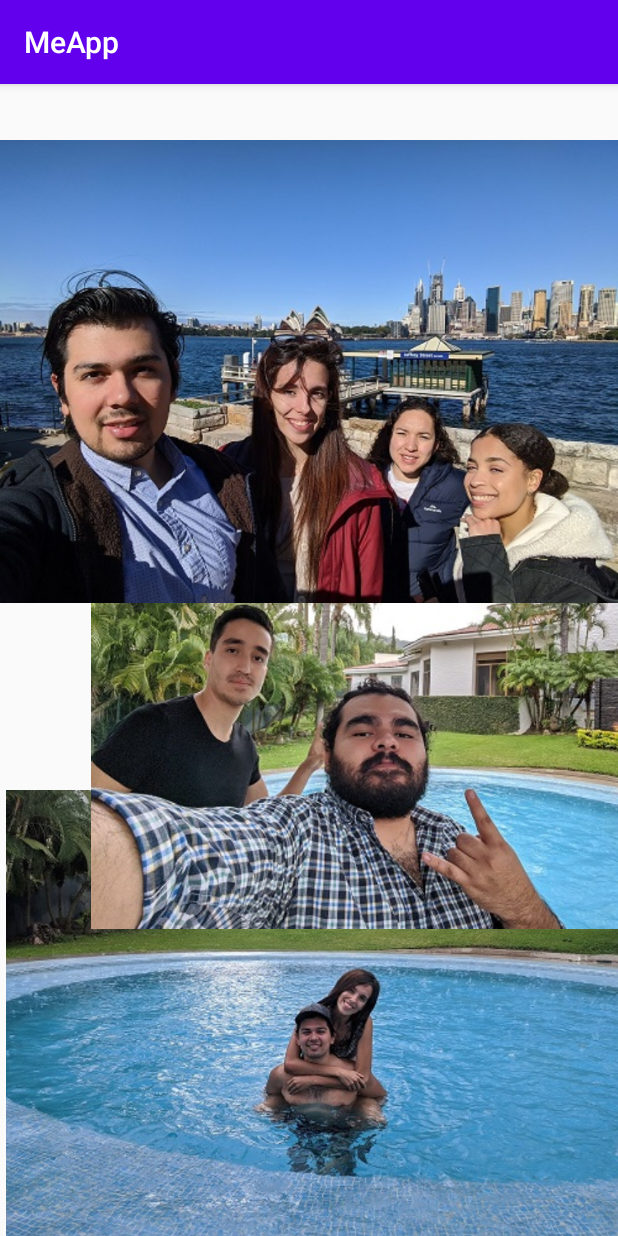
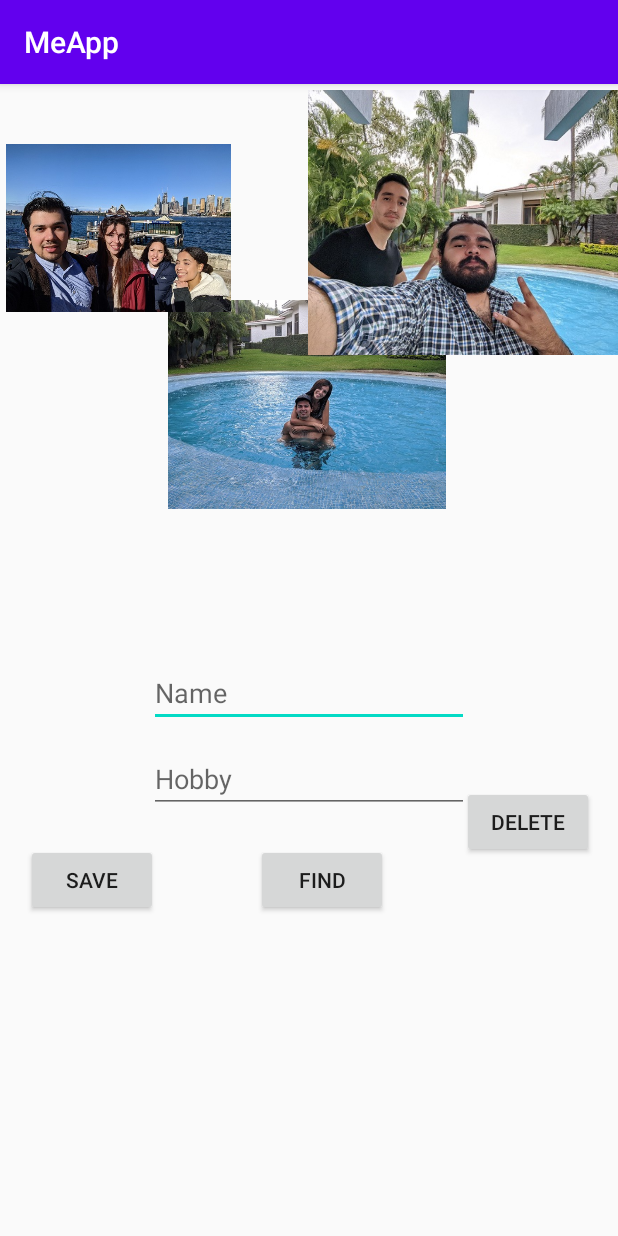
Before and after one commit to S0mbiy/Mobiles, an Android app: the MenuActivity screen opened directly, with no data from a screen before it, after a tap on "Friends", on a phone screen of 412 x 824 dp. Run offline under Robolectric (Android 15) with nearby library versions, the phone set to English and light mode, and no system bars; 2 statements that could not run were skipped.

Commit message:
H2
Signed-off-by: S0mbiy <alvaradoomar55@hotmail.com>

```diff
--- /dev/null
+++ b/MeApp/app/src/main/java/mx/tec/meapp/DBHelper.java
@@ -0,0 +1,100 @@
+package mx.tec.meapp;
+
+import android.content.ContentValues;
+import android.content.Context;
+import android.database.Cursor;
+import android.database.sqlite.SQLiteDatabase;
+import android.database.sqlite.SQLiteOpenHelper;
+
+// sqlite - LIKE MariaDB, MySQL, Oracle, Postgre
+// dbms - database management system
+// - relational database
+// stored locally in files
+
+// the language you use is SQL - same old queries
+
+public class DBHelper extends SQLiteOpenHelper {
+
+    // constants we will use
+    private static final String DB_FILE = "MyDatabase.db";
+    private static final String TABLE = "Hobbies";
+    private static final String FIELD_ID = "id";
+    private static final String FIELD_NAME = "name";
+    private static final String FIELD_HOBBY = "hobby";
+
+    public DBHelper(Context context) {
+
+        // context is a class that is able to request functionality from OS
+        super(context, DB_FILE, null, 1);
+    }
+
+    @Override
+    public void onCreate(SQLiteDatabase sqLiteDatabase) {
+        String query = "CREATE TABLE " + TABLE + "(" +
+                FIELD_ID + " INTEGER PRIMARY KEY, " +
+                FIELD_NAME + " TEXT, " +
+                FIELD_HOBBY + " TEXT)";
+        sqLiteDatabase.execSQL(query);
+//        String query2 = "INSERT INTO " + TABLE + "("+ FIELD_NAME + ", " + FIELD_HOBBY + ") VALUES (\"Sergio\", \"Videojuegos\")";
+//        sqLiteDatabase.execSQL(query2);
+
+    }
+
+    @Override
+    public void onUpgrade(SQLiteDatabase sqLiteDatabase, int oldVersion, int newVersion) {
+
+        // version changed!
+        // prepared statements
+        String query = "DROP TABLE IF EXISTS ?";
+        String[] params = {TABLE};
+        sqLiteDatabase.execSQL(query, params);
+        onCreate(sqLiteDatabase);
+    }
+
+
+    public void save(String name, String hobby){
+        SQLiteDatabase db = getWritableDatabase();
+        ContentValues valores = new ContentValues();
+
+        valores.put(FIELD_NAME, name);
+        valores.put(FIELD_HOBBY, hobby);
+        this.delete(name);
+        db.insert(TABLE, null, valores);
+    }
+
+    public int delete(String name){
+
+        SQLiteDatabase db = getWritableDatabase();
+        String clause = FIELD_NAME + " = ?";
+        String[] args = {name};
+
+        return db.delete(TABLE, clause, args);
+
+    }
+
+    public String find(String name){
+
+        SQLiteDatabase db = getReadableDatabase();
+        String clause = FIELD_NAME + " = ?";
+        String[] args = {name};
+
+        Cursor c = db.query(TABLE, null, clause, args, null, null, null);
+        String result = "";
+
+        if(c.moveToFirst()){
+
+            result = c.getString(2);
+        }
+
+        /*
+        //Recorrer todos los resultados
+        while(c.moveToNext()){
+
+        }
+
+         */
+
+        return result;
+
+    }
+}
--- a/MeApp/app/src/main/java/mx/tec/meapp/MenuActivity.java
+++ b/MeApp/app/src/main/java/mx/tec/meapp/MenuActivity.java
@@ -13,6 +13,8 @@ import android.widget.Toast;
 public class MenuActivity extends AppCompatActivity {
     TextView hi;
     TextView hobbyTextView;
+    DBHelper db;
+    String name;
 
     private static final int MyHobbies_CODE = 1;
     @Override
@@ -20,18 +22,21 @@ public class MenuActivity extends AppCompatActivity {
         super.onCreate(savedInstanceState);
         setContentView(R.layout.activity_menu);
         Intent intentote = getIntent();
-        String name = intentote.getStringExtra("name");
+        name = intentote.getStringExtra("name");
         hi = findViewById(R.id.saludo);
         hobbyTextView = findViewById(R.id.textViewHobby);
-        hi.setText("Hi " + name);
+        String Hi = "Hi " + name;
+        hi.setText(Hi);
+        db = new DBHelper(this);
+        String hobby = db.find(name);
+        hobbyTextView.setText(hobby);
 
     }
     public void hobby(View v){
 
 
         Intent intentito = new Intent(this, MyHobbies.class);
-
-
+        intentito.putExtra("name", name);
         startActivityForResult(intentito, MyHobbies_CODE);
 
     }
@@ -60,7 +65,7 @@ public class MenuActivity extends AppCompatActivity {
 
         if(requestCode == MyHobbies_CODE && resultCode == Activity.RESULT_OK){
 
-            String hobby = data.getStringExtra("hobby");
+            String hobby = db.find(name);
             hobbyTextView.setText(hobby);
         }
     }
--- a/MeApp/app/src/main/java/mx/tec/meapp/MyFriends.java
+++ b/MeApp/app/src/main/java/mx/tec/meapp/MyFriends.java
@@ -3,12 +3,41 @@ package mx.tec.meapp;
 import androidx.appcompat.app.AppCompatActivity;
 
 import android.os.Bundle;
+import android.view.View;
+import android.widget.Button;
+import android.widget.EditText;
+import android.widget.Toast;
 
 public class MyFriends extends AppCompatActivity {
-
+    Button save, find, delete;
+    EditText name, hobby;
+    DBHelper db;
     @Override
     protected void onCreate(Bundle savedInstanceState) {
         super.onCreate(savedInstanceState);
         setContentView(R.layout.activity_my_friends);
+        save = findViewById(R.id.saveButton);
+        find = findViewById(R.id.findButton);
+        delete = findViewById(R.id.deleteButton);
+        name = findViewById(R.id.PersonName);
+        hobby = findViewById(R.id.PersonHobby);
+        db = new DBHelper(this);
+    }
+    public void saveDB(View v){
+
+        db.save(name.getText().toString(), hobby.getText().toString());
+        Toast.makeText(this, "SAVED!", Toast.LENGTH_SHORT).show();
+    }
+
+    public void deleteDB(View v){
+
+        int rows = db.delete(name.getText().toString());
+        Toast.makeText(this, rows + " ROWS AFFECTED.", Toast.LENGTH_SHORT).show();
+    }
+
+    public void findDB(View v){
+
+        String h = db.find(name.getText().toString());
+        hobby.setText(h);
     }
 }
--- a/MeApp/app/src/main/java/mx/tec/meapp/MyHobbies.java
+++ b/MeApp/app/src/main/java/mx/tec/meapp/MyHobbies.java
@@ -10,14 +10,18 @@ import android.widget.EditText;
 
 public class MyHobbies extends AppCompatActivity {
     EditText input;
+    DBHelper db;
     @Override
     protected void onCreate(Bundle savedInstanceState) {
         super.onCreate(savedInstanceState);
         setContentView(R.layout.activity_my_hobbies);
         input = findViewById(R.id.hobbyInput);
+        db = new DBHelper(this);
     }
     public void returnToMenu(View v){
-
+        Intent intentote = getIntent();
+        String name = intentote.getStringExtra("name");
+        db.save(name, input.getText().toString());
         Intent intent = new Intent();
         intent.putExtra("hobby", input.getText().toString());
 
--- a/MeApp/app/src/main/res/layout/activity_my_friends.xml
+++ b/MeApp/app/src/main/res/layout/activity_my_friends.xml
@@ -8,10 +8,10 @@
 
     <ImageView
         android:id="@+id/imageView6"
-        android:layout_width="421dp"
-        android:layout_height="505dp"
-        android:layout_marginStart="4dp"
-        android:layout_marginTop="376dp"
+        android:layout_width="185dp"
+        android:layout_height="275dp"
+        android:layout_marginStart="112dp"
+        android:layout_marginTop="76dp"
         android:contentDescription="friends"
         app:layout_constraintStart_toStartOf="parent"
         app:layout_constraintTop_toTopOf="parent"
@@ -19,23 +19,93 @@
 
     <ImageView
         android:id="@+id/imageView5"
-        android:layout_width="534dp"
-        android:layout_height="315dp"
-        android:layout_marginStart="4dp"
-        android:layout_marginTop="248dp"
+        android:layout_width="318dp"
+        android:layout_height="0dp"
+        android:layout_marginStart="164dp"
+        android:layout_marginTop="4dp"
+        android:layout_marginBottom="326dp"
         android:contentDescription="friends"
+        app:layout_constraintBottom_toTopOf="@+id/findButton"
         app:layout_constraintStart_toStartOf="parent"
         app:layout_constraintTop_toTopOf="parent"
         app:srcCompat="@drawable/i20200822_184134" />
 
     <ImageView
         android:id="@+id/imageView2"
-        android:layout_width="wrap_content"
-        android:layout_height="wrap_content"
+        android:layout_width="150dp"
+        android:layout_height="0dp"
+        android:layout_marginStart="4dp"
         android:layout_marginTop="4dp"
+        android:layout_marginBottom="195dp"
         android:contentDescription="friends"
+        app:layout_constraintBottom_toTopOf="@+id/PersonName"
         app:layout_constraintStart_toStartOf="parent"
         app:layout_constraintTop_toTopOf="parent"
         app:srcCompat="@drawable/i20200705_105637" />
 
+    <Button
+        android:id="@+id/saveButton"
+        android:layout_width="wrap_content"
+        android:layout_height="wrap_content"
+        android:layout_marginStart="17dp"
+        android:layout_marginEnd="16dp"
+        android:layout_marginBottom="213dp"
+        android:onClick="saveDB"
+        android:text="SAVE"
+        app:layout_constraintBottom_toBottomOf="parent"
+        app:layout_constraintEnd_toStartOf="@+id/findButton"
+        app:layout_constraintHorizontal_chainStyle="spread_inside"
+        app:layout_constraintStart_toStartOf="parent"
+        app:layout_constraintTop_toBottomOf="@+id/imageView2"
+        app:layout_constraintVertical_bias="1.0" />
+
+    <Button
+        android:id="@+id/findButton"
+        android:layout_width="wrap_content"
+        android:layout_height="wrap_content"
+        android:layout_marginBottom="213dp"
+        android:onClick="findDB"
+        android:text="FIND"
+        app:layout_constraintBottom_toBottomOf="parent"
+        app:layout_constraintEnd_toStartOf="@+id/deleteButton"
+        app:layout_constraintStart_toEndOf="@+id/saveButton"
+        app:layout_constraintTop_toBottomOf="@+id/imageView5" />
+
+    <Button
+        android:id="@+id/deleteButton"
+        android:layout_width="wrap_content"
+        android:layout_height="wrap_content"
+        android:layout_marginTop="468dp"
+        android:layout_marginEnd="16dp"
+        android:onClick="deleteDB"
+        android:text="DELETE"
+        app:layout_constraintEnd_toEndOf="parent"
+        app:layout_constraintStart_toEndOf="@+id/findButton"
+        app:layout_constraintTop_toTopOf="parent" />
+
+    <EditText
+        android:id="@+id/PersonName"
+        android:layout_width="wrap_content"
+        android:layout_height="wrap_content"
+        android:layout_marginBottom="12dp"
+        android:ems="10"
+        android:hint="Name"
+        android:inputType="textPersonName"
+        app:layout_constraintBottom_toTopOf="@+id/PersonHobby"
+        app:layout_constraintEnd_toEndOf="parent"
+        app:layout_constraintStart_toStartOf="parent"
+        app:layout_constraintTop_toBottomOf="@+id/imageView2" />
+
+    <EditText
+        android:id="@+id/PersonHobby"
+        android:layout_width="wrap_content"
+        android:layout_height="wrap_content"
+        android:layout_marginBottom="282dp"
+        android:ems="10"
+        android:hint="Hobby"
+        android:inputType="textPersonName"
+        app:layout_constraintBottom_toBottomOf="parent"
+        app:layout_constraintStart_toStartOf="@+id/PersonName"
+        app:layout_constraintTop_toBottomOf="@+id/PersonName" />
+
 </androidx.constraintlayout.widget.ConstraintLayout>
```
Also changed, not shown: MeApp/app/src/main/java/mx/tec/meapp/MainActivity.java (+56 -1 lines).
